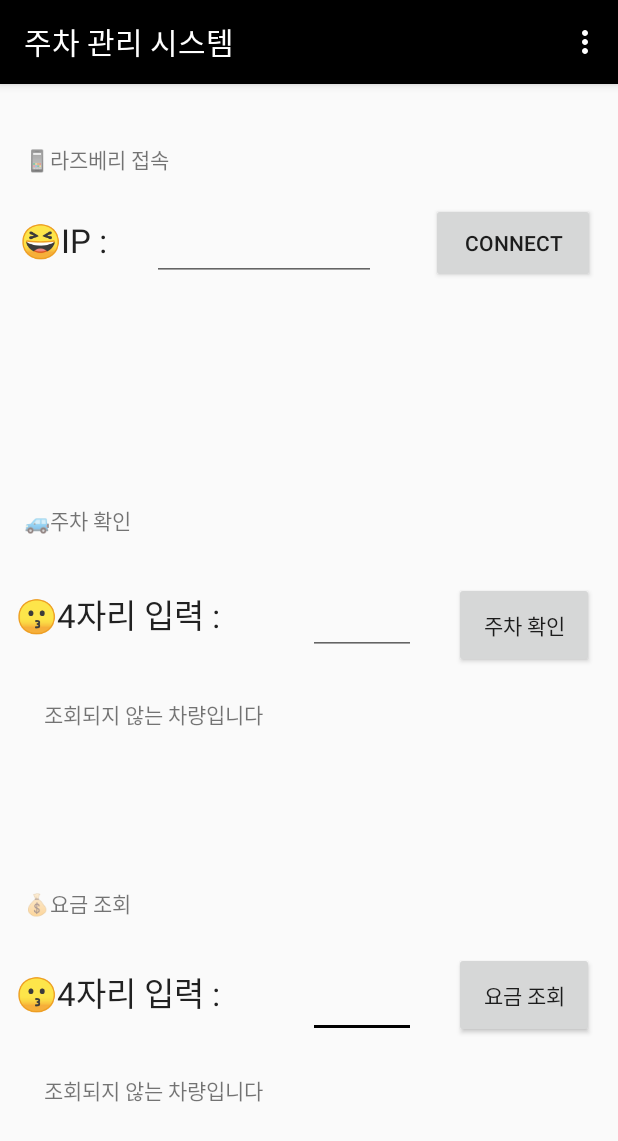
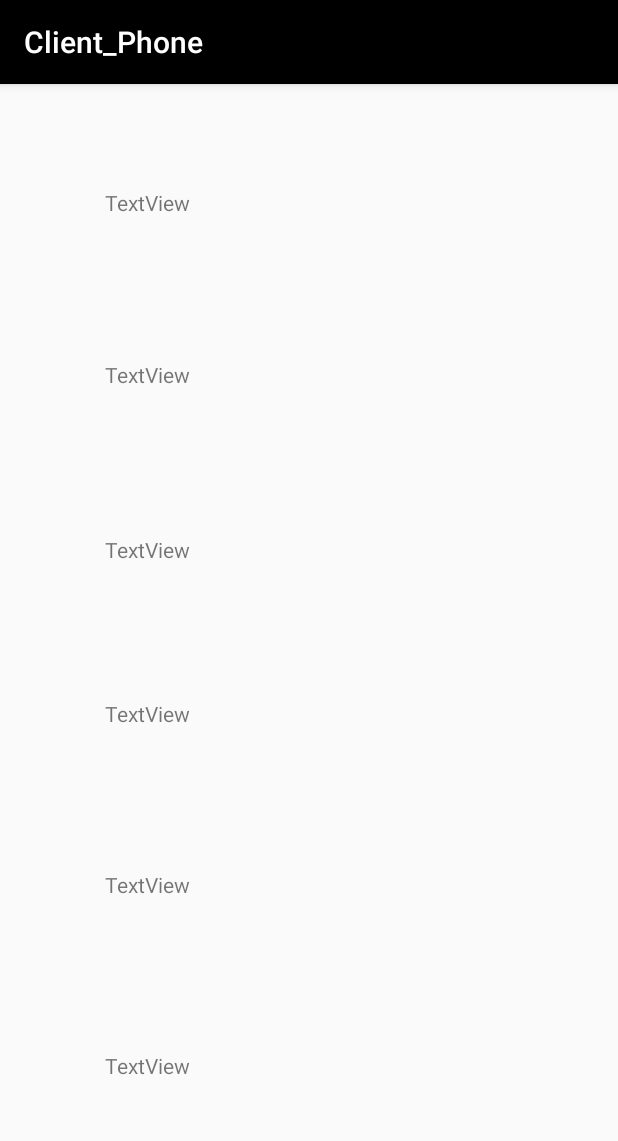
Before and after one commit to wookkl/Advanced-Embedded-Project, an Android app: the screen it shows after launch (MainActivity before the commit, ParkingAreaActivity after it), in the options menu, after a tap on "버튼1", on a phone screen of 412 x 824 dp. Shown: the top 1141 px of the screen. Run offline under Robolectric (Android 15) with nearby library versions, the phone set to English and light mode, and no system bars; 4 statements that could not run were skipped.

Commit message:
안드로이드(모바일 정산) 추가, Raspberry 스레드 수정
- Achro와 Android 두 Client 데이터 송신을 위해 수신스레드를 1개에서 2개의 다중 스레드로 수정
- 모바일 정산 추가 및 주차 상태 확인 액티비티 생성

```diff
--- a/Android Studio/app/src/main/AndroidManifest.xml
+++ b/Android Studio/app/src/main/AndroidManifest.xml
@@ -17,10 +17,12 @@
         android:roundIcon="@mipmap/ic_launcher_round"
         android:supportsRtl="true"
         android:theme="@style/AppTheme">
+        <activity android:name=".ParkingAreaActivity"></activity>
         <activity android:name=".firstViewActivity">
             <intent-filter>
-                <action android:name="android.intent.action.MAIN"/>
-                <category android:name="android.intent.category.LAUNCHER"/>
+                <action android:name="android.intent.action.MAIN" />
+
+                <category android:name="android.intent.category.LAUNCHER" />
             </intent-filter>
         </activity>
         <activity android:name=".MainActivity">
--- /dev/null
+++ b/Android Studio/app/src/main/java/com/example/client_phone/ParkingAreaActivity.java
@@ -0,0 +1,61 @@
+package com.example.client_phone;
+
+import androidx.appcompat.app.AppCompatActivity;
+
+import android.content.Intent;
+import android.os.Bundle;
+import android.widget.TextView;
+
+public class ParkingAreaActivity extends AppCompatActivity {
+
+    TextView text1;
+    TextView text2;
+    TextView text3;
+    TextView text4;
+    TextView text5;
+    TextView text6;
+    Intent intent;
+
+    @Override
+    protected void onCreate(Bundle savedInstanceState) {
+        super.onCreate(savedInstanceState);
+        setContentView(R.layout.activity_parking_area);
+
+        text1 = (TextView) findViewById(R.id.text1);
+        text2 = (TextView) findViewById(R.id.text2);
+        text3 = (TextView) findViewById(R.id.text3);
+        text4 = (TextView) findViewById(R.id.text4);
+        text5 = (TextView) findViewById(R.id.text5);
+        text6 = (TextView) findViewById(R.id.text6);
+        intent = getIntent();
+
+
+
+        DrawParkingArea();
+    }
+    public void DrawParkingArea(){
+        String s = intent.getStringExtra("parking");
+        if(s != null){
+            switch(s){
+                    case "A":
+                        text1.setText("A");
+                        break;
+                    case "B":
+                        text1.setText("B");
+                        break;
+                    case "C":
+                        text1.setText("C");
+                        break;
+                    case "D":
+                        text1.setText("D");
+                        break;
+                    case "E":
+                        text1.setText("E");
+                        break;
+                    case "F":
+                        text1.setText("F");
+                        break;
+            }
+        }
+    }
+}
--- /dev/null
+++ b/Android Studio/app/src/main/res/layout/activity_parking_area.xml
@@ -0,0 +1,80 @@
+<?xml version="1.0" encoding="utf-8"?>
+<androidx.constraintlayout.widget.ConstraintLayout xmlns:android="http://schemas.android.com/apk/res/android"
+    xmlns:app="http://schemas.android.com/apk/res-auto"
+    xmlns:tools="http://schemas.android.com/tools"
+    android:layout_width="match_parent"
+    android:layout_height="match_parent"
+    tools:context=".ParkingAreaActivity">
+
+    <TextView
+        android:id="@+id/text1"
+        android:layout_width="224dp"
+        android:layout_height="62dp"
+        android:text="TextView"
+        app:layout_constraintBottom_toBottomOf="parent"
+        app:layout_constraintEnd_toEndOf="parent"
+        app:layout_constraintHorizontal_bias="0.374"
+        app:layout_constraintStart_toStartOf="parent"
+        app:layout_constraintTop_toTopOf="parent"
+        app:layout_constraintVertical_bias="0.098" />
+
+    <TextView
+        android:id="@+id/text2"
+        android:layout_width="224dp"
+        android:layout_height="62dp"
+        android:text="TextView"
+        app:layout_constraintBottom_toBottomOf="parent"
+        app:layout_constraintEnd_toEndOf="parent"
+        app:layout_constraintHorizontal_bias="0.374"
+        app:layout_constraintStart_toStartOf="parent"
+        app:layout_constraintTop_toTopOf="parent"
+        app:layout_constraintVertical_bias="0.261" />
+
+    <TextView
+        android:id="@+id/text3"
+        android:layout_width="224dp"
+        android:layout_height="62dp"
+        android:text="TextView"
+        app:layout_constraintBottom_toBottomOf="parent"
+        app:layout_constraintEnd_toEndOf="parent"
+        app:layout_constraintHorizontal_bias="0.374"
+        app:layout_constraintStart_toStartOf="parent"
+        app:layout_constraintTop_toTopOf="parent"
+        app:layout_constraintVertical_bias="0.426" />
+
+    <TextView
+        android:id="@+id/text4"
+        android:layout_width="224dp"
+        android:layout_height="62dp"
+        android:text="TextView"
+        app:layout_constraintBottom_toBottomOf="parent"
+        app:layout_constraintEnd_toEndOf="parent"
+        app:layout_constraintHorizontal_bias="0.374"
+        app:layout_constraintStart_toStartOf="parent"
+        app:layout_constraintTop_toTopOf="parent"
+        app:layout_constraintVertical_bias="0.581" />
+
+    <TextView
+        android:id="@+id/text5"
+        android:layout_width="224dp"
+        android:layout_height="62dp"
+        android:text="TextView"
+        app:layout_constraintBottom_toBottomOf="parent"
+        app:layout_constraintEnd_toEndOf="parent"
+        app:layout_constraintHorizontal_bias="0.374"
+        app:layout_constraintStart_toStartOf="parent"
+        app:layout_constraintTop_toTopOf="parent"
+        app:layout_constraintVertical_bias="0.742" />
+
+    <TextView
+        android:id="@+id/text6"
+        android:layout_width="224dp"
+        android:layout_height="62dp"
+        android:text="TextView"
+        app:layout_constraintBottom_toBottomOf="parent"
+        app:layout_constraintEnd_toEndOf="parent"
+        app:layout_constraintHorizontal_bias="0.374"
+        app:layout_constraintStart_toStartOf="parent"
+        app:layout_constraintTop_toTopOf="parent"
+        app:layout_constraintVertical_bias="0.913" />
+</androidx.constraintlayout.widget.ConstraintLayout>
--- a/Android Studio/app/src/main/res/values/strings.xml
+++ b/Android Studio/app/src/main/res/values/strings.xml
@@ -15,4 +15,6 @@
     <string name="menu3">💰요금 조회</string>
     <string name="carNumWrite2">😛4자리 입력 : </string>
     <string name="sendCarNum2">요금 조회</string>
+
+    <string name="chargeButton">정산</string>
 </resources>
```
Also changed, not shown: Android Studio/app/src/main/java/com/example/client_phone/MainActivity.java (+80 -57 lines), Android Studio/app/src/main/res/layout/activity_main.xml (+16 -4 lines), 2 other files.
